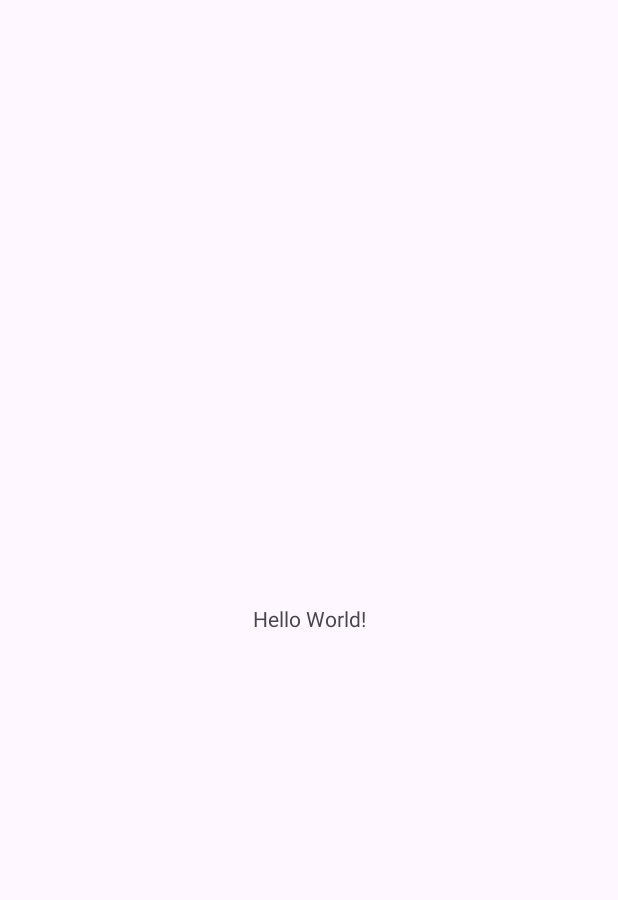
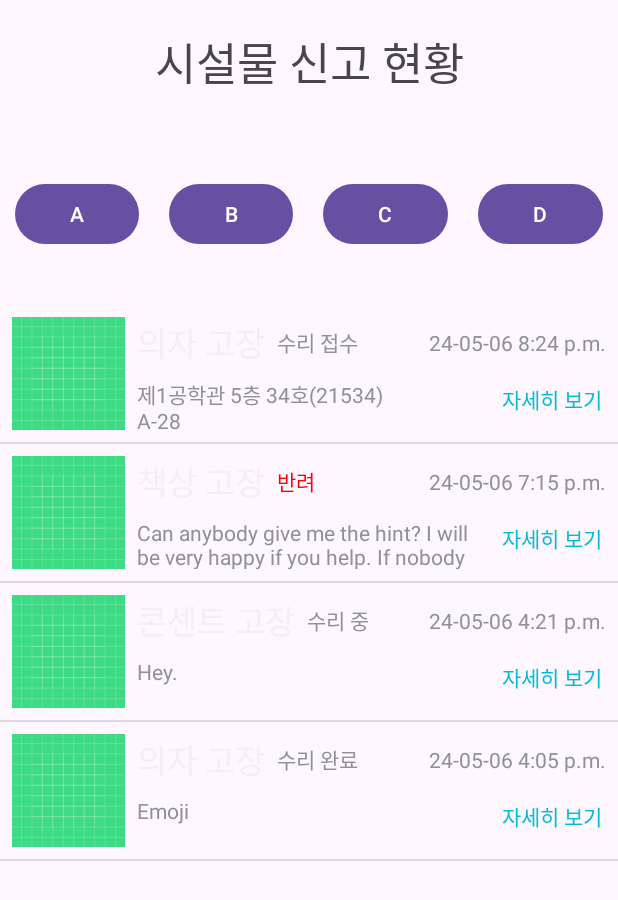
Before and after one commit to 24-1-SKKU-SE/2024spring_42class_team12, an Android app: the screen it shows after launch (MainActivity), on a phone screen of 412 x 824 dp. Before the commit the part shown is almost empty. Shown: the top 900 px of the screen. Run offline under Robolectric (Android 15) with nearby library versions, the phone set to English and light mode, and no system bars.

Commit message:
Admin mainScreen

```diff
--- /dev/null
+++ b/FixSkkuFront/app/src/main/java/com/skku/fixskkufront/Adapter.kt
@@ -0,0 +1,60 @@
+package com.skku.fixskkufront
+
+
+import android.app.AlertDialog
+import android.app.Dialog
+import android.content.Context
+import android.content.DialogInterface
+import android.graphics.Color
+import android.view.LayoutInflater
+import android.view.View
+import android.view.ViewGroup
+import android.widget.BaseAdapter
+import android.widget.Button
+import android.widget.ImageView
+import android.widget.TextView
+
+
+class AdminRoomAdapter (val data: ArrayList<AdminRoom>, val context: Context): BaseAdapter() {
+    override fun getCount(): Int {
+        return data.size
+    }
+
+    override fun getItem(p0: Int): Any {
+        return data[p0]
+    }
+
+    override fun getItemId(p0: Int): Long {
+        return 0
+    }
+
+    override fun getView(p0: Int, p1: View?, p2: ViewGroup?): View {
+        val inflater = context.getSystemService(Context.LAYOUT_INFLATER_SERVICE) as LayoutInflater
+        val generatedView = inflater.inflate(R.layout.item_report, null)
+
+        val textViewName = generatedView.findViewById<TextView>(R.id.textViewName)
+        val textViewDetail = generatedView.findViewById<TextView>(R.id.textViewDetail)
+        val textViewStatus = generatedView.findViewById<TextView>(R.id.textViewStatus)
+        val textViewTime = generatedView.findViewById<TextView>(R.id.textViewTime)
+        val imageViewThumbnail = generatedView.findViewById<ImageView>(R.id.imageViewProfile)
+        val btnDetail = generatedView.findViewById<Button>(R.id.buttonDetail)
+
+        textViewName.text = data[p0].name
+        textViewDetail.text = data[p0].detail
+
+
+        if(data[p0].status == "반려") {
+            textViewStatus.setTextColor(Color.RED)
+        }
+
+        textViewTime.text = data[p0].time
+        textViewStatus.text = data[p0].status
+        imageViewThumbnail.setImageResource(data[p0].thumbnail)
+
+
+        btnDetail.setOnClickListener {
+        }
+
+        return generatedView
+    }
+}
--- /dev/null
+++ b/FixSkkuFront/app/src/main/java/com/skku/fixskkufront/AdminRoom.kt
@@ -0,0 +1,11 @@
+package com.skku.fixskkufront
+
+class AdminRoom(
+    val name: String,
+    val detail: String,
+    val thumbnail: Int,
+    val status: String,
+    val time: String
+) {
+
+}
--- a/FixSkkuFront/app/src/main/java/com/skku/fixskkufront/MainActivity.kt
+++ b/FixSkkuFront/app/src/main/java/com/skku/fixskkufront/MainActivity.kt
@@ -1,6 +1,13 @@
 package com.skku.fixskkufront
 
+import android.app.Dialog
+import android.os.Build
 import android.os.Bundle
+import android.view.View
+import android.view.ViewGroup
+import android.widget.Button
+import android.widget.ListView
+import android.widget.Toast
 import androidx.activity.enableEdgeToEdge
 import androidx.appcompat.app.AppCompatActivity
 import androidx.core.view.ViewCompat
@@ -11,6 +18,20 @@ class MainActivity : AppCompatActivity() {
         super.onCreate(savedInstanceState)
         enableEdgeToEdge()
         setContentView(R.layout.activity_main)
+
+
+        val items = ArrayList<AdminRoom>()
+        /* ?덉떆 */
+        items.add(AdminRoom("의자 고장", "제1공학관 5층 34호(21534)\nA-28", R.drawable.ic_launcher_background, "수리 접수", "24-05-06 8:24 p.m."))
+        items.add(AdminRoom("책상 고장", "Can anybody give me the hint? I will be very happy if you help. If nobody help me, I will be very sad.", R.drawable.ic_launcher_background, "반려", "24-05-06 7:15 p.m."))
+        items.add(AdminRoom("콘센트 고장", "Hey.", R.drawable.ic_launcher_background, "수리 중", "24-05-06 4:21 p.m."))
+        items.add(AdminRoom("의자 고장", "Emoji", R.drawable.ic_launcher_background, "수리 완료", "24-05-06 4:05 p.m."))
+
+        val myAdapter = AdminRoomAdapter(items, applicationContext)
+        val listView = findViewById<ListView>(R.id.listViewChatRoom)
+        listView.adapter = myAdapter
+
+
         ViewCompat.setOnApplyWindowInsetsListener(findViewById(R.id.main)) { v, insets ->
             val systemBars = insets.getInsets(WindowInsetsCompat.Type.systemBars())
             v.setPadding(systemBars.left, systemBars.top, systemBars.right, systemBars.bottom)
--- a/FixSkkuFront/app/src/main/res/layout/activity_main.xml
+++ b/FixSkkuFront/app/src/main/res/layout/activity_main.xml
@@ -7,13 +7,123 @@
     android:layout_height="match_parent"
     tools:context=".MainActivity">
 
-    <TextView
+    <androidx.constraintlayout.widget.Guideline
+        android:id="@+id/guideline_10_h"
         android:layout_width="wrap_content"
         android:layout_height="wrap_content"
-        android:text="Hello World!"
-        app:layout_constraintBottom_toBottomOf="parent"
+        android:orientation="horizontal"
+        app:layout_constraintGuide_percent="0.1" />
+
+    <androidx.constraintlayout.widget.Guideline
+        android:id="@+id/guideline_20_h"
+        android:layout_width="wrap_content"
+        android:layout_height="wrap_content"
+        android:orientation="horizontal"
+        app:layout_constraintGuide_percent="0.2" />
+
+    <androidx.constraintlayout.widget.Guideline
+        android:id="@+id/guideline_90_h"
+        android:layout_width="wrap_content"
+        android:layout_height="wrap_content"
+        android:orientation="horizontal"
+        app:layout_constraintGuide_percent="0.9" />
+
+    <androidx.constraintlayout.widget.Guideline
+        android:id="@+id/guideline_80_h"
+        android:layout_width="wrap_content"
+        android:layout_height="wrap_content"
+        android:orientation="horizontal"
+        app:layout_constraintGuide_percent="0.8" />
+
+    <TextView
+        android:id="@+id/Chatting"
+        android:layout_width="0dp"
+        android:layout_height="wrap_content"
+        android:text="시설물 신고 현황"
+        android:gravity="center"
+        android:textSize="30dp"
+        app:layout_constraintBottom_toTopOf="@id/guideline_10_h"
         app:layout_constraintEnd_toEndOf="parent"
         app:layout_constraintStart_toStartOf="parent"
-        app:layout_constraintTop_toTopOf="parent" />
+        app:layout_constraintTop_toTopOf="parent"/>
+
+    <ScrollView
+        android:id="@+id/scrollView2"
+        android:layout_width="0dp"
+        android:layout_height="wrap_content"
+        app:layout_constraintBottom_toTopOf="@id/guideline_20_h"
+        app:layout_constraintEnd_toEndOf="parent"
+        app:layout_constraintStart_toStartOf="parent"
+        app:layout_constraintTop_toBottomOf="@id/guideline_90_h">
+
+        <LinearLayout
+            android:layout_width="match_parent"
+            android:layout_height="wrap_content"
+            android:orientation="vertical">
+
+            <ListView
+                android:id="@+id/listViewChatRoom"
+                android:layout_width="match_parent"
+                android:layout_height="500dp" />
+
+        </LinearLayout>
+    </ScrollView>
+
+    <LinearLayout
+        android:layout_width="match_parent"
+        android:layout_height="wrap_content"
+        android:orientation="horizontal"
+        app:layout_constraintBottom_toTopOf="@+id/scrollView2"
+        app:layout_constraintTop_toBottomOf="@+id/guideline_10_h">
+
+        <Button
+            android:id="@+id/button2"
+            android:layout_width="8dp"
+            android:layout_height="wrap_content"
+            android:layout_marginHorizontal="10dp"
+            android:layout_marginVertical="0dp"
+            android:layout_weight="1"
+            android:text="A"
+            app:layout_constraintBottom_toTopOf="parent"
+            app:layout_constraintEnd_toEndOf="parent"
+            app:layout_constraintStart_toStartOf="parent"
+            app:layout_constraintTop_toBottomOf="parent" />
+
+        <Button
+            android:id="@+id/button3"
+            android:layout_width="8dp"
+            android:layout_height="wrap_content"
+            android:layout_marginHorizontal="10dp"
+            android:layout_weight="1"
+            android:text="B"
+            app:layout_constraintBottom_toTopOf="parent"
+            app:layout_constraintEnd_toEndOf="parent"
+            app:layout_constraintStart_toStartOf="parent"
+            app:layout_constraintTop_toBottomOf="parent" />
+
+        <Button
+            android:id="@+id/button4"
+            android:layout_width="8dp"
+            android:layout_height="wrap_content"
+            android:layout_marginHorizontal="10dp"
+            android:layout_weight="1"
+            android:text="C"
+            app:layout_constraintBottom_toTopOf="parent"
+            app:layout_constraintEnd_toEndOf="parent"
+            app:layout_constraintStart_toStartOf="parent"
+            app:layout_constraintTop_toBottomOf="parent" />
+
+        <Button
+            android:id="@+id/button5"
+            android:layout_width="8dp"
+            android:layout_height="wrap_content"
+            android:layout_marginHorizontal="10dp"
+            android:layout_weight="1"
+            android:text="D"
+            app:layout_constraintBottom_toTopOf="parent"
+            app:layout_constraintEnd_toEndOf="parent"
+            app:layout_constraintStart_toStartOf="parent"
+            app:layout_constraintTop_toBottomOf="parent" />
+    </LinearLayout>
 
 </androidx.constraintlayout.widget.ConstraintLayout>
--- /dev/null
+++ b/FixSkkuFront/app/src/main/res/layout/item_report.xml
@@ -0,0 +1,73 @@
+<?xml version="1.0" encoding="utf-8"?>
+<androidx.constraintlayout.widget.ConstraintLayout xmlns:android="http://schemas.android.com/apk/res/android"
+    xmlns:app="http://schemas.android.com/apk/res-auto"
+    xmlns:tools="http://schemas.android.com/tools"
+    android:layout_width="match_parent"
+    android:layout_height="wrap_content">
+
+    <ImageView
+        android:id="@+id/imageViewProfile"
+        android:layout_width="75dp"
+        android:layout_height="75dp"
+        android:layout_marginStart="8dp"
+        android:layout_marginTop="8dp"
+        android:layout_marginBottom="8dp"
+        app:layout_constraintBottom_toBottomOf="parent"
+        app:layout_constraintStart_toStartOf="parent"
+        app:layout_constraintTop_toTopOf="parent"
+        tools:srcCompat="@drawable/ic_launcher_background" />
+
+    <TextView
+        android:id="@+id/textViewName"
+        android:layout_width="wrap_content"
+        android:layout_height="wrap_content"
+        android:layout_marginStart="8dp"
+        android:text="TextView"
+        android:textAppearance="@style/TextAppearance.AppCompat.Large"
+        app:layout_constraintStart_toEndOf="@+id/imageViewProfile"
+        app:layout_constraintTop_toTopOf="@+id/imageViewProfile" />
+
+    <TextView
+        android:id="@+id/textViewDetail"
+        android:layout_width="0dp"
+        android:layout_height="0dp"
+        android:layout_marginStart="8dp"
+        android:layout_marginTop="8dp"
+        android:text="TextView"
+        android:maxLines="2"
+        app:layout_constraintBottom_toBottomOf="@+id/imageViewProfile"
+        app:layout_constraintEnd_toStartOf="@id/buttonDetail"
+        app:layout_constraintStart_toEndOf="@+id/imageViewProfile"
+        app:layout_constraintTop_toBottomOf="@+id/textViewName" />
+
+    <TextView
+        android:id="@+id/textViewStatus"
+        android:layout_width="wrap_content"
+        android:layout_height="wrap_content"
+        android:layout_marginStart="8dp"
+        android:text="TextView"
+        app:layout_constraintBottom_toBottomOf="@+id/textViewName"
+        app:layout_constraintStart_toEndOf="@+id/textViewName"
+        app:layout_constraintTop_toTopOf="@+id/textViewName" />
+
+    <TextView
+        android:id="@+id/textViewTime"
+        android:layout_width="0dp"
+        android:layout_height="wrap_content"
+        android:layout_marginEnd="8dp"
+        android:text="TextView"
+        app:layout_constraintBottom_toBottomOf="@+id/textViewStatus"
+        app:layout_constraintEnd_toEndOf="parent"
+        app:layout_constraintTop_toTopOf="@+id/textViewStatus" />
+
+    <Button
+        android:id="@+id/buttonDetail"
+        android:layout_width="wrap_content"
+        android:layout_height="wrap_content"
+        android:layout_marginTop="4dp"
+        android:text="자세히 보기"
+        android:textColor="#00BCD4"
+        android:background="#00FF0000"
+        app:layout_constraintEnd_toEndOf="parent"
+        app:layout_constraintTop_toBottomOf="@+id/textViewTime" />
+</androidx.constraintlayout.widget.ConstraintLayout>
--- a/FixSkkuFront/app/src/main/res/values/themes.xml
+++ b/FixSkkuFront/app/src/main/res/values/themes.xml
@@ -3,7 +3,12 @@
     <style name="Base.Theme.FixSkkuFront" parent="Theme.Material3.DayNight.NoActionBar">
         <!-- Customize your light theme here. -->
         <!-- <item name="colorPrimary">@color/my_light_primary</item> -->
+        <item name="android:windowAnimationStyle">@style/DialogAnimation</item> <!--custom animation style-->
     </style>
 
+    <style name="DialogAnimation">
+        <item name="android:windowEnterAnimation">@android:anim/fade_in</item>
+        <item name="android:windowExitAnimation">@android:anim/fade_out</item>
+    </style>
     <style name="Theme.FixSkkuFront" parent="Base.Theme.FixSkkuFront" />
 </resources>
```
Also changed, not shown: FixSkkuFront/app/src/main/res/layout/report_detail_view.xml (added, +127 -0 lines).
